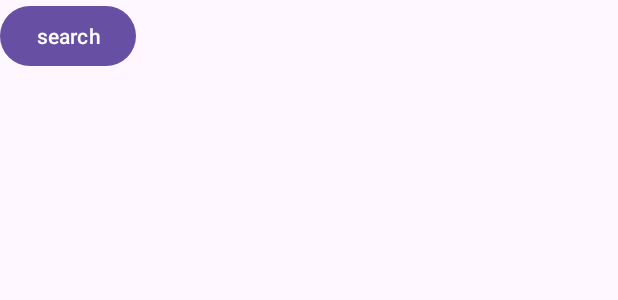
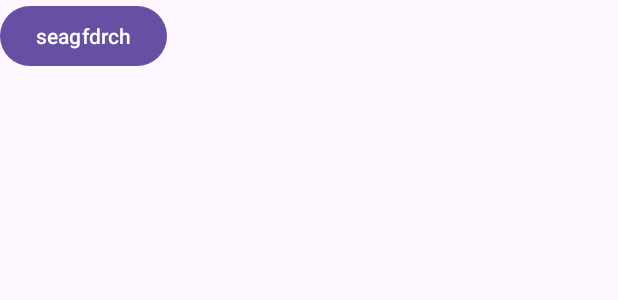
Before and after one commit to anasaqeeel/CodeHub_Android_App, an Android app: the layout frag_chat.xml on its own in the app's theme, with its tools: preview values and no code run, on a phone screen of 412 x 824 dp. Shown: the top 300 px of the screen. Run offline under Robolectric (Android 15) with nearby library versions, the phone set to English and light mode, and no system bars; Roboto replaces fonts that are not available here.

Commit message:
Merge remote-tracking branch 'origin/master'
# Conflicts:
#	app/src/main/java/com/example/myapplication12/chat_activity.java
#	app/src/main/res/layout/chat_message_recylcer_row.xml

```diff
--- a/app/src/main/res/layout/frag_chat.xml
+++ b/app/src/main/res/layout/frag_chat.xml
@@ -1,13 +1,13 @@
 <?xml version="1.0" encoding="utf-8"?>
 <RelativeLayout xmlns:android="http://schemas.android.com/apk/res/android"
-    android:layout_width="match_parent"
-    android:layout_height="match_parent">
+    android:layout_width="wrap_content"
+    android:layout_height="wrap_content">
 
     <Button
         android:id="@+id/s1"
         android:layout_width="wrap_content"
         android:layout_height="wrap_content"
-        android:text="search" />
+        android:text="seagfdrch" />
 
     <androidx.recyclerview.widget.RecyclerView
         android:id="@+id/recyler_view_new"
```
Also changed, not shown: app/src/main/java/com/example/myapplication12/ChatFragment.java (+13 -19 lines), app/src/main/java/com/example/myapplication12/main.java (+4 -5 lines), app/src/main/res/layout/activity_main3.xml (+3 -12 lines).
